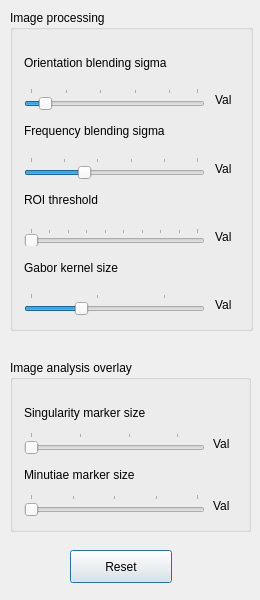
The window that src/gui_files/ParamWindow.ui (pemeth/wsq_editor) describes before a commit, drawn with Qt 5.
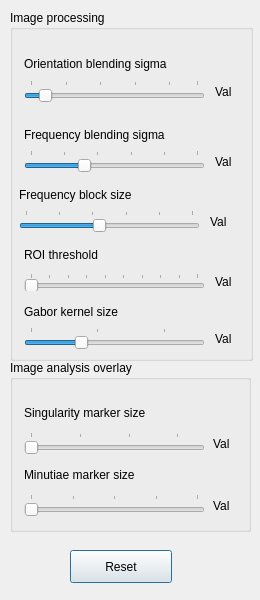
The same window after the commit.

Commit message:
Add parametrization of the frequency block size via `ParamWindow`
The size of the block across which the frequency is calculated is now
parametrized via the `ParamWindow`.

The edit to the form file:
```diff
--- a/src/gui_files/ParamWindow.ui
+++ b/src/gui_files/ParamWindow.ui
@@ -19,7 +19,7 @@
      <x>10</x>
      <y>10</y>
      <width>243</width>
-     <height>321</height>
+     <height>351</height>
     </rect>
    </property>
    <property name="title">
@@ -29,7 +29,7 @@
     <property name="geometry">
      <rect>
       <x>14</x>
-      <y>41</y>
+      <y>42</y>
       <width>215</width>
       <height>24</height>
      </rect>
@@ -42,7 +42,7 @@
     <property name="geometry">
      <rect>
       <x>14</x>
-      <y>246</y>
+      <y>290</y>
       <width>151</width>
       <height>24</height>
      </rect>
@@ -55,7 +55,7 @@
     <property name="geometry">
      <rect>
       <x>14</x>
-      <y>78</y>
+      <y>70</y>
       <width>181</width>
       <height>23</height>
      </rect>
@@ -92,7 +92,7 @@
     <property name="geometry">
      <rect>
       <x>14</x>
-      <y>178</y>
+      <y>233</y>
       <width>111</width>
       <height>24</height>
      </rect>
@@ -105,7 +105,7 @@
     <property name="geometry">
      <rect>
       <x>14</x>
-      <y>283</y>
+      <y>317</y>
       <width>181</width>
       <height>23</height>
      </rect>
@@ -142,7 +142,7 @@
     <property name="geometry">
      <rect>
       <x>14</x>
-      <y>218</y>
+      <y>263</y>
       <width>181</width>
       <height>18</height>
      </rect>
@@ -170,7 +170,7 @@
     <property name="geometry">
      <rect>
       <x>14</x>
-      <y>109</y>
+      <y>113</y>
       <width>207</width>
       <height>24</height>
      </rect>
@@ -183,7 +183,7 @@
     <property name="geometry">
      <rect>
       <x>14</x>
-      <y>147</y>
+      <y>140</y>
       <width>181</width>
       <height>23</height>
      </rect>
@@ -208,7 +208,7 @@
     <property name="geometry">
      <rect>
       <x>205</x>
-      <y>78</y>
+      <y>70</y>
       <width>31</width>
       <height>24</height>
      </rect>
@@ -221,7 +221,7 @@
     <property name="geometry">
      <rect>
       <x>205</x>
-      <y>283</y>
+      <y>317</y>
       <width>31</width>
       <height>24</height>
      </rect>
@@ -234,7 +234,7 @@
     <property name="geometry">
      <rect>
       <x>205</x>
-      <y>215</y>
+      <y>260</y>
       <width>31</width>
       <height>24</height>
      </rect>
@@ -247,7 +247,61 @@
     <property name="geometry">
      <rect>
       <x>205</x>
-      <y>147</y>
+      <y>140</y>
+      <width>31</width>
+      <height>24</height>
+     </rect>
+    </property>
+    <property name="text">
+     <string>Val</string>
+    </property>
+   </widget>
+   <widget class="QSlider" name="freqBlockSlider">
+    <property name="geometry">
+     <rect>
+      <x>9</x>
+      <y>200</y>
+      <width>181</width>
+      <height>23</height>
+     </rect>
+    </property>
+    <property name="minimum">
+     <number>25</number>
+    </property>
+    <property name="maximum">
+     <number>50</number>
+    </property>
+    <property name="value">
+     <number>36</number>
+    </property>
+    <property name="orientation">
+     <enum>Qt::Horizontal</enum>
+    </property>
+    <property name="tickPosition">
+     <enum>QSlider::TicksAbove</enum>
+    </property>
+    <property name="tickInterval">
+     <number>5</number>
+    </property>
+   </widget>
+   <widget class="QLabel" name="label_7">
+    <property name="geometry">
+     <rect>
+      <x>9</x>
+      <y>173</y>
+      <width>207</width>
+      <height>24</height>
+     </rect>
+    </property>
+    <property name="text">
+     <string>Frequency block size</string>
+    </property>
+   </widget>
+   <widget class="QLabel" name="freqValLabel_2">
+    <property name="geometry">
+     <rect>
+      <x>200</x>
+      <y>200</y>
       <width>31</width>
       <height>24</height>
      </rect>
```
The commit also changes 3 other files.
